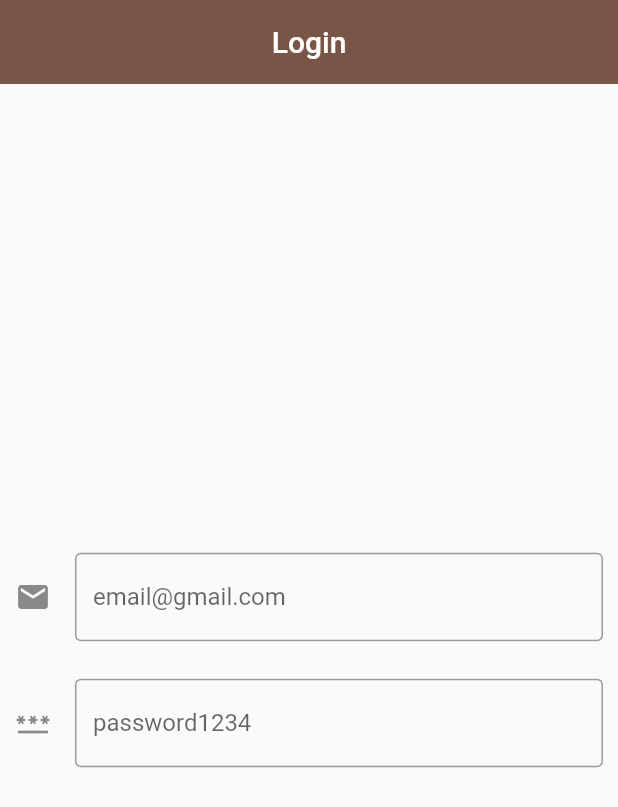
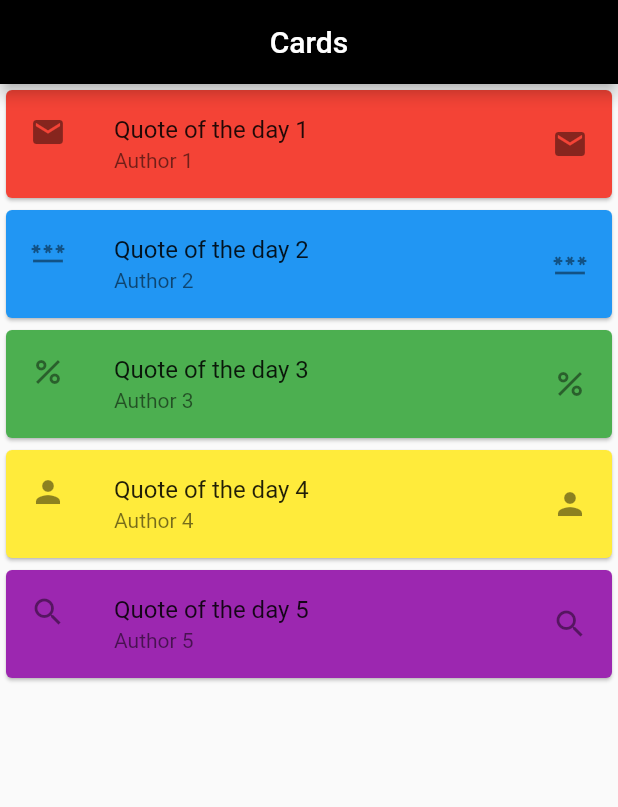
Before and after one commit to Nirdesh-Singh/second_day, a Flutter app: the screen it shows after launch, on a phone screen of 412 x 824 dp. Shown: the top 807 px of the screen. Run offline on Flutter 3.47's test engine with Material 2 defaults, Android fonts, the phone set to English and light mode, and no system bars.

Commit message:
Lesson-9

```diff
--- a/lib/home.dart
+++ b/lib/home.dart
@@ -1,6 +1,7 @@
 import 'package:flutter/material.dart';
 import 'package:flutter/src/widgets/framework.dart';
 import 'package:flutter/src/widgets/placeholder.dart';
+import 'package:second_day/card.dart';
 
 class Home extends StatefulWidget {
   const Home({super.key});
@@ -10,41 +11,59 @@ class Home extends StatefulWidget {
 }
 
 class _HomeState extends State<Home> {
+  List<String> quote = [
+    'Quote of the day 1',
+    'Quote of the day 2',
+    'Quote of the day 3',
+    'Quote of the day 4',
+    'Quote of the day 5'
+  ];
+  List<String> author = [
+    'Author 1',
+    'Author 2',
+    'Author 3',
+    'Author 4',
+    'Author 5'
+  ];
+  List<Icon> icn = [
+    const Icon(Icons.email),
+    const Icon(Icons.password),
+    const Icon(Icons.percent),
+    const Icon(Icons.person),
+    const Icon(Icons.search)
+  ];
+  List<Color> col = [
+    Colors.red,
+    Colors.blue,
+    Colors.green,
+    Colors.yellow,
+    Colors.purple
+  ];
   @override
   Widget build(BuildContext context) {
     return Scaffold(
       appBar: AppBar(
-        title: const Text('Login'),
+        title: const Text('Cards'),
         centerTitle: true,
-        elevation: 0.0,
-        backgroundColor: Colors.brown,
+        backgroundColor: Colors.black,
       ),
-      body: Container(
-        padding: const EdgeInsets.all(10.0),
-        child: Form(
-          child: Column(
-            mainAxisAlignment: MainAxisAlignment.center,
-            children: [
-              TextFormField(
-                decoration: const InputDecoration(
-                    icon: Icon(Icons.email),
-                    hintText: 'email@gmail.com',
-                    fillColor: Colors.grey,
-                    border: OutlineInputBorder()),
+      // body: const CardWidget(),
+      body: ListView.builder(
+          scrollDirection: Axis.vertical,
+          shrinkWrap: true,
+          itemCount: quote.length,
+          itemBuilder: (context, index) {
+            return ListTileTheme(
+                child: Card(
+              color: col[index],
+              child: ListTile(
+                leading: icn[index],
+                trailing: icn[index],
+                title: Text(quote[index]),
+                subtitle: Text(author[index]),
               ),
-              const SizedBox(height: 25),
-              TextFormField(
-                obscureText: true,
-                decoration: const InputDecoration(
-                    icon: Icon(Icons.password),
-                    hintText: 'password1234',
-                    fillColor: Colors.grey,
-                    border: OutlineInputBorder()),
-              ),
-            ],
-          ),
-        ),
-      ),
+            ));
+          }),
     );
   }
 }
```
Also changed, not shown: lib/card.dart (added, +56 -0 lines).
